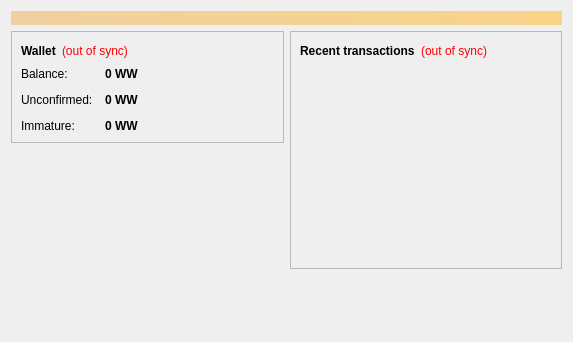
Old version of the form src/qt/forms/overviewpage.ui in the repository wayawolf/WayaWolfCoin.
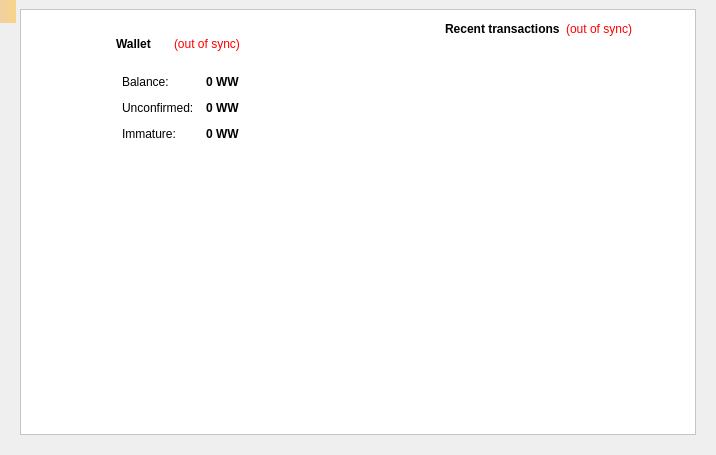
New version of the form. Icons and pictures are not drawn.

What changed in the file:
```diff
--- a/src/qt/forms/overviewpage.ui
+++ b/src/qt/forms/overviewpage.ui
@@ -6,44 +6,73 @@
    <rect>
     <x>0</x>
     <y>0</y>
-    <width>573</width>
-    <height>342</height>
+    <width>716</width>
+    <height>455</height>
    </rect>
   </property>
   <property name="windowTitle">
    <string>Form</string>
   </property>
-  <layout class="QVBoxLayout" name="topLayout">
-   <item>
-    <widget class="QLabel" name="labelAlerts">
-     <property name="visible">
+  <layout class="QGridLayout" name="gridLayout_4">
+   <property name="leftMargin">
+    <number>20</number>
+   </property>
+   <property name="topMargin">
+    <number>9</number>
+   </property>
+   <property name="rightMargin">
+    <number>20</number>
+   </property>
+   <property name="bottomMargin">
+    <number>20</number>
+   </property>
+   <item row="0" column="0">
+    <widget class="QFrame" name="frame_4">
+     <property name="autoFillBackground">
       <bool>false</bool>
      </property>
      <property name="styleSheet">
-      <string notr="true">background-color: qlineargradient(x1: 0, y1: 0, x2: 1, y2: 0, stop:0 #F0D0A0, stop:1 #F8D488); color:#000000;</string>
+      <string notr="true"> background-color: #ffffff </string>
      </property>
-     <property name="wordWrap">
-      <bool>true</bool>
+     <property name="frameShape">
+      <enum>QFrame::StyledPanel</enum>
      </property>
-     <property name="margin">
-      <number>3</number>
+     <property name="frameShadow">
+      <enum>QFrame::Raised</enum>
      </property>
-    </widget>
-   </item>
-   <item>
-    <layout class="QHBoxLayout" name="horizontalLayout" stretch="1,1">
+     <property name="lineWidth">
+      <number>2</number>
+     </property>
+     <layout class="QGridLayout" name="gridLayout_3">
+      <property name="leftMargin">
+       <number>0</number>
+      </property>
+      <property name="topMargin">
+       <number>0</number>
+      </property>
+      <property name="rightMargin">
+       <number>0</number>
+      </property>
+      <property name="bottomMargin">
+       <number>0</number>
+      </property>
+      <item row="0" column="0">
+       <layout class="QHBoxLayout" name="horizontalLayout" stretch="1,0,1">
      <item>
       <layout class="QVBoxLayout" name="verticalLayout_2">
        <item>
         <widget class="QFrame" name="frame">
          <property name="frameShape">
-          <enum>QFrame::StyledPanel</enum>
+             <enum>QFrame::NoFrame</enum>
          </property>
          <property name="frameShadow">
-          <enum>QFrame::Raised</enum>
-         </property>
-         <layout class="QVBoxLayout" name="verticalLayout_4">
-          <item>
+             <enum>QFrame::Sunken</enum>
+            </property>
+            <property name="lineWidth">
+             <number>-1</number>
+            </property>
+            <layout class="QGridLayout" name="gridLayout">
+             <item row="0" column="1" colspan="2">
            <layout class="QHBoxLayout" name="horizontalLayout_4">
             <item>
              <widget class="QLabel" name="label_5">
@@ -74,22 +103,35 @@
               </property>
              </widget>
             </item>
-            <item>
-             <spacer name="horizontalSpacer_2">
-              <property name="orientation">
-               <enum>Qt::Horizontal</enum>
-              </property>
-              <property name="sizeHint" stdset="0">
-               <size>
-                <width>40</width>
-                <height>20</height>
-               </size>
-              </property>
-             </spacer>
-            </item>
-           </layout>
-          </item>
-          <item>
+              </layout>
+             </item>
+             <item row="0" column="0">
+              <spacer name="horizontalSpacer_7">
+               <property name="orientation">
+                <enum>Qt::Horizontal</enum>
+               </property>
+               <property name="sizeHint" stdset="0">
+                <size>
+                 <width>59</width>
+                 <height>20</height>
+                </size>
+               </property>
+              </spacer>
+             </item>
+             <item row="0" column="3">
+              <spacer name="horizontalSpacer_8">
+               <property name="orientation">
+                <enum>Qt::Horizontal</enum>
+               </property>
+               <property name="sizeHint" stdset="0">
+                <size>
+                 <width>59</width>
+                 <height>20</height>
+                </size>
+               </property>
+              </spacer>
+             </item>
+             <item row="1" column="2">
            <layout class="QFormLayout" name="formLayout_2">
             <property name="fieldGrowthPolicy">
              <enum>QFormLayout::AllNonFixedFieldsGrow</enum>
@@ -186,37 +228,145 @@
             </item>
            </layout>
           </item>
-         </layout>
-        </widget>
+             <item row="1" column="0" colspan="2">
+              <spacer name="horizontalSpacer_5">
+               <property name="orientation">
+                <enum>Qt::Horizontal</enum>
+               </property>
+               <property name="sizeHint" stdset="0">
+                <size>
+                 <width>65</width>
+                 <height>20</height>
+                </size>
+               </property>
+              </spacer>
+             </item>
+             <item row="2" column="0" colspan="4">
+              <widget class="QFrame" name="frame_3">
+               <property name="minimumSize">
+                <size>
+                 <width>200</width>
+                 <height>200</height>
+                </size>
+               </property>
+               <property name="frameShape">
+                <enum>QFrame::NoFrame</enum>
+               </property>
+               <property name="frameShadow">
+                <enum>QFrame::Sunken</enum>
+               </property>
+               <property name="lineWidth">
+                <number>-1</number>
+               </property>
+               <layout class="QGridLayout" name="gridLayout_2">
+                <item row="0" column="0">
+                 <spacer name="horizontalSpacer_3">
+                  <property name="orientation">
+                   <enum>Qt::Horizontal</enum>
+                  </property>
+                  <property name="sizeHint" stdset="0">
+                   <size>
+                    <width>0</width>
+                    <height>20</height>
+                   </size>
+                  </property>
+                 </spacer>
+                </item>
+                <item row="0" column="1">
+                 <widget class="QLabel" name="label_2">
+                  <property name="minimumSize">
+                   <size>
+                    <width>256</width>
+                    <height>260</height>
+                   </size>
+                  </property>
+                  <property name="text">
+                   <string/>
+                  </property>
+                  <property name="pixmap">
+                   <pixmap resource="../bitcoin.qrc">:/images/splash</pixmap>
+                  </property>
+                  <property name="scaledContents">
+                   <bool>true</bool>
+                  </property>
+                 </widget>
+                </item>
+                <item row="0" column="2">
+                 <spacer name="horizontalSpacer_4">
+                  <property name="orientation">
+                   <enum>Qt::Horizontal</enum>
+                  </property>
+                  <property name="sizeHint" stdset="0">
+                   <size>
+                    <width>1</width>
+                    <height>20</height>
+                   </size>
+                  </property>
+                 </spacer>
+                </item>
+               </layout>
+              </widget>
+             </item>
+             <item row="1" column="3">
+              <spacer name="horizontalSpacer_6">
+               <property name="orientation">
+                <enum>Qt::Horizontal</enum>
+               </property>
+               <property name="sizeHint" stdset="0">
+                <size>
+                 <width>59</width>
+                 <height>20</height>
+                </size>
+               </property>
+              </spacer>
+             </item>
+            </layout>
+           </widget>
+          </item>
+         </layout>
        </item>
        <item>
-        <spacer name="verticalSpacer">
+         <spacer name="horizontalSpacer_2">
          <property name="orientation">
-          <enum>Qt::Vertical</enum>
+           <enum>Qt::Horizontal</enum>
          </property>
          <property name="sizeHint" stdset="0">
           <size>
-           <width>20</width>
-           <height>40</height>
+            <width>40</width>
+            <height>20</height>
           </size>
          </property>
         </spacer>
-       </item>
-      </layout>
      </item>
      <item>
       <layout class="QVBoxLayout" name="verticalLayout_3">
        <item>
         <widget class="QFrame" name="frame_2">
          <property name="frameShape">
-          <enum>QFrame::StyledPanel</enum>
+             <enum>QFrame::NoFrame</enum>
          </property>
          <property name="frameShadow">
-          <enum>QFrame::Raised</enum>
+             <enum>QFrame::Sunken</enum>
+            </property>
+            <property name="lineWidth">
+             <number>-1</number>
          </property>
          <layout class="QVBoxLayout" name="verticalLayout">
           <item>
            <layout class="QHBoxLayout" name="horizontalLayout_2">
+               <item>
+                <spacer name="horizontalSpacer_9">
+                 <property name="orientation">
+                  <enum>Qt::Horizontal</enum>
+                 </property>
+                 <property name="sizeHint" stdset="0">
+                  <size>
+                   <width>40</width>
+                   <height>20</height>
+                  </size>
+                 </property>
+                </spacer>
+               </item>
             <item>
              <widget class="QLabel" name="label_4">
               <property name="text">
@@ -277,25 +427,41 @@
          </layout>
         </widget>
        </item>
-       <item>
-        <spacer name="verticalSpacer_2">
-         <property name="orientation">
-          <enum>Qt::Vertical</enum>
-         </property>
-         <property name="sizeHint" stdset="0">
-          <size>
-           <width>20</width>
-           <height>40</height>
-          </size>
-         </property>
-        </spacer>
+         </layout>
        </item>
       </layout>
      </item>
     </layout>
+    </widget>
    </item>
   </layout>
- </widget>
- <resources/>
+  <widget class="QLabel" name="labelAlerts">
+   <property name="geometry">
+    <rect>
+     <x>0</x>
+     <y>0</y>
+     <width>16</width>
+     <height>23</height>
+    </rect>
+   </property>
+   <property name="visible">
+    <bool>false</bool>
+   </property>
+   <property name="styleSheet">
+    <string notr="true">background-color: qlineargradient(x1: 0, y1: 0, x2: 1, y2: 0, stop:0 #F0D0A0, stop:1 #F8D488); color:#000000;</string>
+   </property>
+   <property name="wordWrap">
+    <bool>true</bool>
+   </property>
+   <property name="margin">
+    <number>3</number>
+   </property>
+  </widget>
+  <zorder>frame_4</zorder>
+  <zorder>labelAlerts</zorder>
+ </widget>
+ <resources>
+  <include location="../bitcoin.qrc"/>
+ </resources>
  <connections/>
 </ui>
```
Lines whose indentation alone changed are shown as unchanged.
